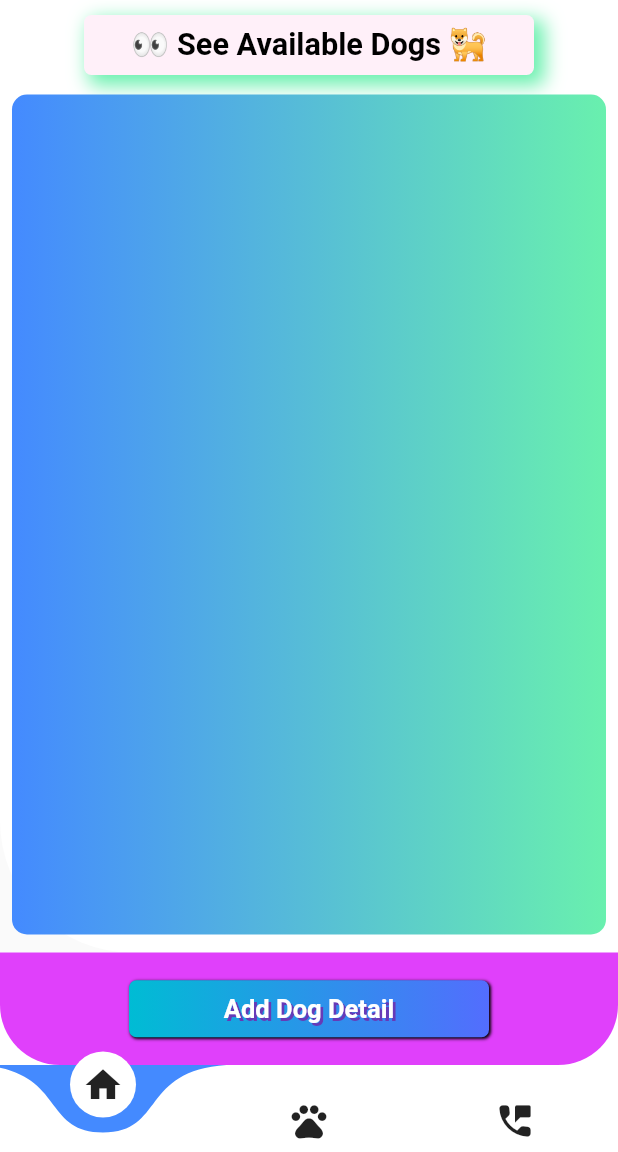
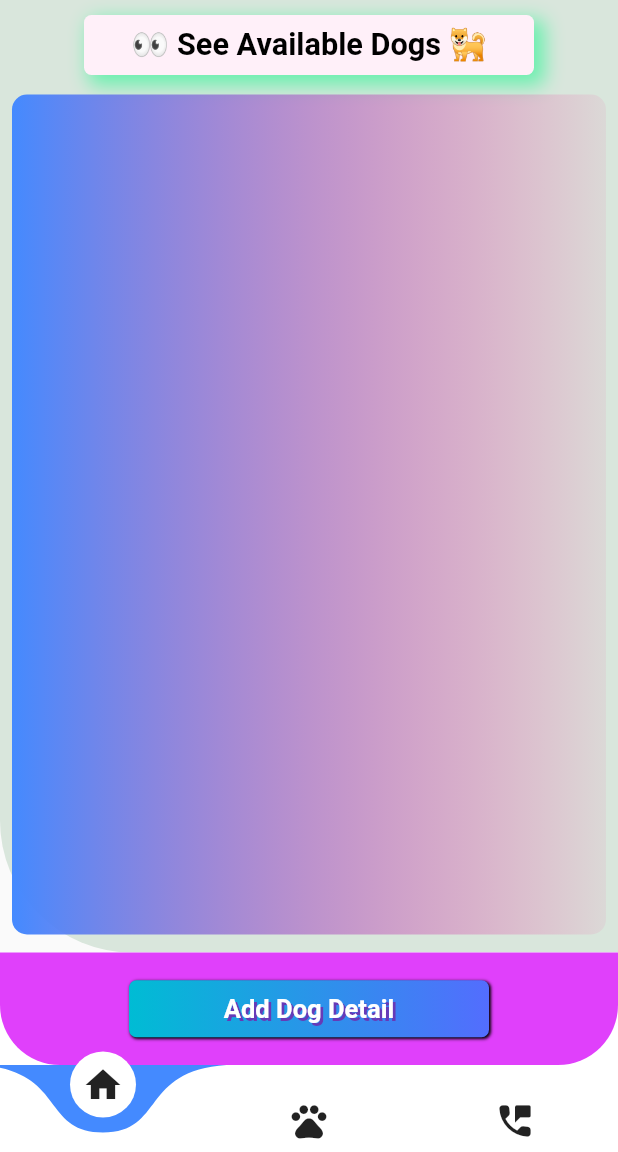
Before and after one commit to DavinderSingh-ds/Dogs_diary, a Flutter app: the MyHomePage screen opened directly, on a phone screen of 412 x 824 dp, the part 84-1236 px from its top. Run offline on Flutter 3.47's test engine with Material 2 defaults, Android fonts, the phone set to English and light mode, and no system bars; drawn by our look-alikes of curved_navigation_bar; our stand-ins replace fluttertoast, progress_indicators, sqflite; accounts and stored records are empty.

Commit message:
light_Colors_Theme

```diff
--- a/lib/authentication.dart/loginscreen.dart
+++ b/lib/authentication.dart/loginscreen.dart
@@ -130,7 +130,8 @@ class _SearchScreenState extends State<LoginScreen> {
                 height: 55.0,
                 child: ElevatedButton(
                   onPressed: () async {
-                    final FormState? formm = _formKey.currentState as FormState?;
+                    final FormState? formm =
+                        _formKey.currentState as FormState?;
                     if (formm!.validate()) {
                       onLogin();
                     }
--- /dev/null
+++ b/lib/theme/light_colors.dart
@@ -0,0 +1,16 @@
+import 'package:flutter/material.dart';
+
+class LightColors {
+  static const Color kLightYellow = Color(0xFFFFF9EC);
+  static const Color kLightYellow2 = Color(0xFFFFE4C7);
+  static const Color kDarkYellow = Color(0xFFF9BE7C);
+  static const Color kPalePink = Color(0xFFFED4D6);
+
+  static const Color kRed = Color(0xFFE46472);
+  static const Color kLavender = Color(0xFFD5E4FE);
+  static const Color kBlue = Color(0xFF6488E4);
+  static const Color kLightGreen = Color(0xFFD9E6DC);
+  static const Color kGreen = Color(0xFF309397);
+
+  static const Color kDarkBlue = Color(0xFF0D253F);
+}
--- a/lib/ui_designs/dashboard.dart
+++ b/lib/ui_designs/dashboard.dart
@@ -1,5 +1,8 @@
+import 'dart:developer';
+
 import 'package:dog_app/database/database.dart';
 import 'package:dog_app/model/dog_table.dart';
+import 'package:dog_app/theme/light_colors.dart';
 import 'package:flutter/material.dart';
 import 'enter_detail.dart';
 
@@ -32,7 +35,7 @@ class _DashboardState extends State<Dashboard> {
   getTransactions() {
     setState(() {
       transactionsList = _databaseprovider.getAllTransactions();
-      print('Data from categoryList $transactionsList');
+      log('Data from categoryList $transactionsList');
     });
   }
 
@@ -54,7 +57,7 @@ class _DashboardState extends State<Dashboard> {
           Expanded(
             child: Container(
               decoration: BoxDecoration(
-                color: Colors.white,
+                color: LightColors.kLightGreen,
                 borderRadius: BorderRadius.only(
                   bottomLeft: Radius.circular(88),
                 ),
@@ -113,7 +116,7 @@ class _DashboardState extends State<Dashboard> {
                           gradient: LinearGradient(
                             colors: [
                               Colors.blueAccent,
-                              Colors.greenAccent,
+                              Color(0xffF0580),
                             ],
                           ),
                           borderRadius: BorderRadius.circular(10),
```
Also changed, not shown: lib/database/database.dart (+7 -3 lines), lib/ui_designs/categories.dart (+66 -52 lines).
